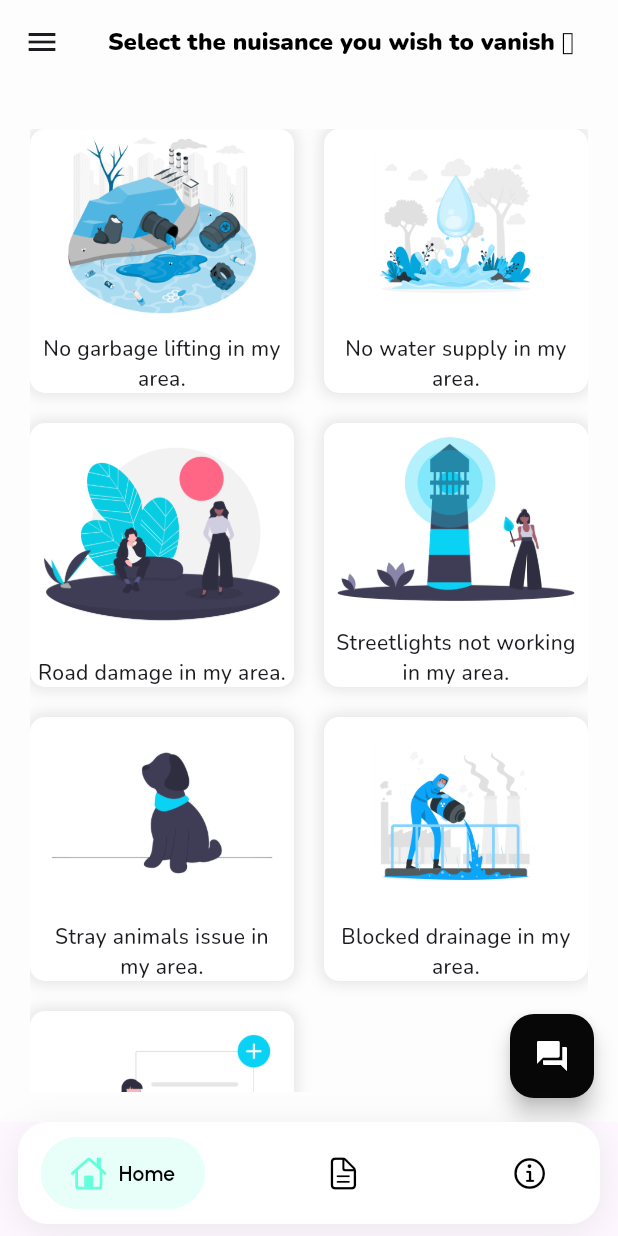
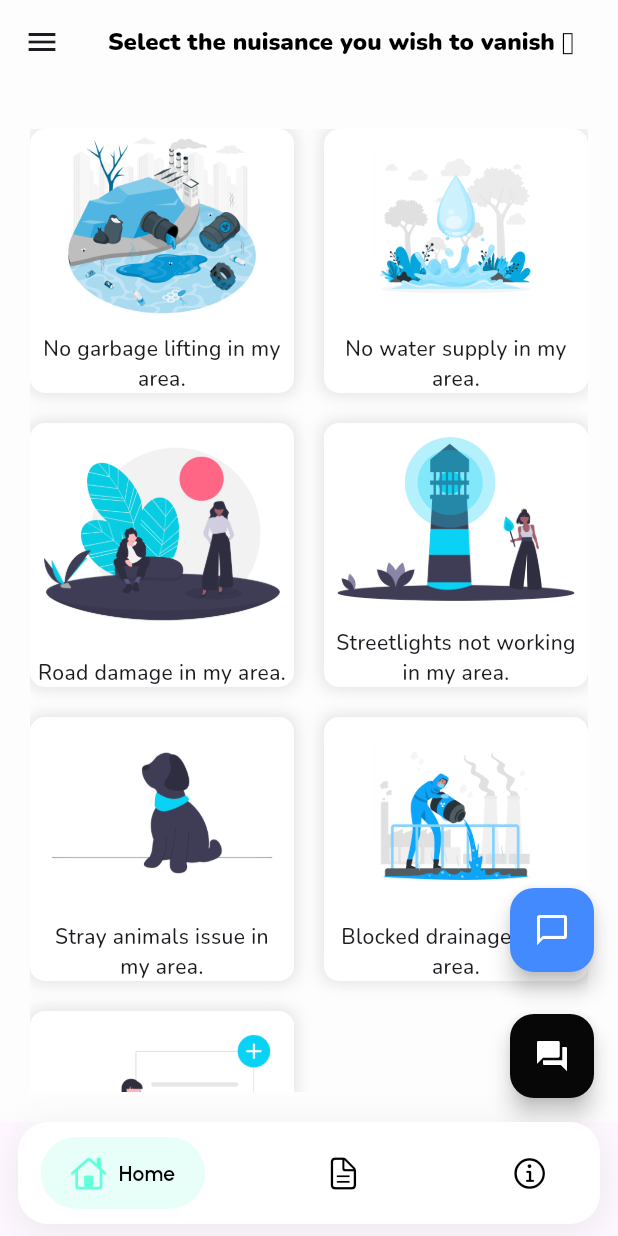
Before and after one commit to thisisselva18/NagarVikasTres, a Flutter app: the screen it shows once a user with an empty profile is signed in, after a tap on "Blocked drainage in my area.", on a phone screen of 412 x 824 dp. Run offline on Flutter 3.47's test engine with Material 3 defaults, Android fonts, the phone set to English and light mode, and no system bars; drawn by our look-alikes of google_nav_bar; our stand-ins replace animate_do, animated_text_kit, connectivity_plus, dio, firebase_auth, firebase_core and 18 more; missing offline and left inert: onesignal_flutter; accounts and stored records are empty; project files that could hold a hidden picture were left out.

Commit message:
Sidebar done

```diff
--- a/lib/screen/issue_selection.dart
+++ b/lib/screen/issue_selection.dart
@@ -8,6 +8,7 @@ import 'package:nagarvikas/screen/login_page.dart';
 import 'package:flutter/material.dart';
 import 'package:firebase_database/firebase_database.dart';
 import 'package:firebase_auth/firebase_auth.dart';
+import '../widgets/chatbot_wrapper.dart';
 import 'garbage.dart';
 import 'package:url_launcher/url_launcher.dart';
 import 'package:firebase_messaging/firebase_messaging.dart';
@@ -247,7 +248,8 @@ class IssueSelectionPageState extends State<IssueSelectionPage> {
   // Building the main issue selection grid with animated cards
   @override
   Widget build(BuildContext context) {
-    return Scaffold(
+    return ChatbotWrapper(
+      child: Scaffold(
         backgroundColor: const Color.fromARGB(255, 253, 253, 253),
         drawer: AppDrawer(
           language: _language,
@@ -327,6 +329,7 @@ class IssueSelectionPageState extends State<IssueSelectionPage> {
             );
           },
           child: const Icon(Icons.forum, color: Colors.white),
+        ),
       ),
     );
   }
@@ -426,12 +429,13 @@ class AppDrawer extends StatefulWidget {
         required this.language,
         required this.onLanguageChanged,
         required this.t});
+//sidebar enhanced
+  @override
+  _AppDrawerState createState() => _AppDrawerState();
+}
+// work done
 
-  @override
-  AppDrawerState createState() => AppDrawerState();
-}
-
-class AppDrawerState extends State<AppDrawer> {
+class _AppDrawerState extends State<AppDrawer> {
   String _appVersion = "Loading...";
 
   @override
@@ -451,28 +455,70 @@ class AppDrawerState extends State<AppDrawer> {
   @override
   Widget build(BuildContext context) {
     return Drawer(
+      shape: RoundedRectangleBorder(
+        borderRadius: BorderRadius.horizontal(right: Radius.circular(24)),
+      ),
+      child: Container(
+        color: Colors.white,
         child: Column(
           children: [
             Expanded(
               child: ListView(children: [
-              // App title
-              const DrawerHeader(
-                decoration:
-                    BoxDecoration(color: Color.fromARGB(255, 4, 204, 240)),
-                child: Text("NagarVikas",
-                    style: TextStyle(fontSize: 24, color: Colors.black)),
+                // App title with icon and "Made with ❤️ by Prateek Chourasia"
+                DrawerHeader(
+                  decoration: BoxDecoration(
+                    color: Colors.white,
+                    border: Border(
+                      bottom: BorderSide(
+                        color: Color(0xFFE0F7FA),
+                        width: 2,
+                      ),
+                    ),
+                  ),
+                  child: Column(
+                    crossAxisAlignment: CrossAxisAlignment.start,
+                    mainAxisAlignment: MainAxisAlignment.center,
+                    children: [
+                      Row(
+                        children: [
+                          Image.asset(
+                            'assets/app_icon.png',
+                            width: 38,
+                            height: 38,
+                          ),
+                          SizedBox(width: 12),
+                          Text(
+                            "NagarVikas",
+                            style: TextStyle(
+                              fontSize: 26,
+                              color: Colors.black,
+                              fontWeight: FontWeight.bold,
+                              letterSpacing: 1.2,
+                            ),
+                          ),
+                        ],
+                      ),
+                      SizedBox(height: 10),
+                      Text(
+                        'Made with ❤️ by Prateek Chourasia',
+                        style: TextStyle(
+                          fontSize: 13,
+                          color: Colors.black54,
+                          fontWeight: FontWeight.w500,
+                        ),
+                      ),
+                    ],
+                  ),
                 ),
                 // Language Switcher
                 Padding(
-                padding:
-                    const EdgeInsets.symmetric(horizontal: 16.0, vertical: 8),
+                  padding: const EdgeInsets.symmetric(horizontal: 16.0, vertical: 8),
                   child: Row(
                     crossAxisAlignment: CrossAxisAlignment.center,
                     children: [
-                    const Icon(Icons.language, color: Colors.black),
+                      const Icon(Icons.language, color: Colors.black87),
                       SizedBox(width: 8),
-                    Text("Language:",
-                        style: TextStyle(fontSize: 15, color: Colors.black)),
+                      Text("Language:", style: TextStyle(fontSize: 15, color: Colors.black87)),
                       SizedBox(width: 8),
                       Expanded(
                         child: SingleChildScrollView(
@@ -480,27 +526,29 @@ class AppDrawerState extends State<AppDrawer> {
                           child: Row(
                             children: [
                               ChoiceChip(
-                              label: Text('English',
-                                  style: TextStyle(fontSize: 13)),
+                                label: Text('English', style: TextStyle(fontSize: 13)),
                                 selected: widget.language == 'en',
                                 onSelected: (selected) {
                                   if (selected) widget.onLanguageChanged('en');
                                 },
-                              padding: EdgeInsets.symmetric(
-                                  horizontal: 8, vertical: 2),
+                                padding: EdgeInsets.symmetric(horizontal: 8, vertical: 2),
                                 visualDensity: VisualDensity.compact,
+                                selectedColor: Color(0xFFE0F7FA),
+                                backgroundColor: Color(0xFFF5F5F5),
+                                labelStyle: TextStyle(color: widget.language == 'en' ? Colors.teal : Colors.black87),
                               ),
                               SizedBox(width: 6),
                               ChoiceChip(
-                              label: Text('हिन्दी',
-                                  style: TextStyle(fontSize: 13)),
+                                label: Text('हिन्दी', style: TextStyle(fontSize: 13)),
                                 selected: widget.language == 'hi',
                                 onSelected: (selected) {
                                   if (selected) widget.onLanguageChanged('hi');
                                 },
-                              padding: EdgeInsets.symmetric(
-                                  horizontal: 8, vertical: 2),
+                                padding: EdgeInsets.symmetric(horizontal: 8, vertical: 2),
                                 visualDensity: VisualDensity.compact,
+                                selectedColor: Color(0xFFE0F7FA),
+                                backgroundColor: Color(0xFFF5F5F5),
+                                labelStyle: TextStyle(color: widget.language == 'hi' ? Colors.teal : Colors.black87),
                               ),
                             ],
                           ),
@@ -510,35 +558,25 @@ class AppDrawerState extends State<AppDrawer> {
                   ),
                 ),
                 // Drawer Items (localized)
+                ...[
                   buildDrawerItem(
                       context, Icons.person, widget.t('profile'), ProfilePage()),
-              buildDrawerItem(context, Icons.history, widget.t('Spell Records'),
-                  MyComplaintsScreen()),
-              buildDrawerItem(context, Icons.favorite,
-                  widget.t('user_feedback'), FeedbackPage()),
-              buildDrawerItem(context, Icons.card_giftcard,
-                  widget.t('refer_earn'), ReferAndEarnPage()),
-              buildDrawerItem(context, Icons.report_problem,
-                  widget.t('facing_issues'), FacingIssuesPage()),
-              buildDrawerItem(
-                  context, Icons.info, widget.t('about'), AboutAppPage()),
-              buildDrawerItem(context, Icons.headset_mic, widget.t('contact'),
-                  ContactUsPage()),
+                  buildDrawerItem(context, Icons.history, widget.t('Spell Records'), MyComplaintsScreen()),
+                  buildDrawerItem(context, Icons.favorite, widget.t('user_feedback'), FeedbackPage()),
+                  buildDrawerItem(context, Icons.card_giftcard, widget.t('refer_earn'), ReferAndEarnPage()),
+                  buildDrawerItem(context, Icons.report_problem, widget.t('facing_issues'), FacingIssuesPage()),
+                  buildDrawerItem(context, Icons.info, widget.t('about'), AboutAppPage()),
+                  buildDrawerItem(context, Icons.headset_mic, widget.t('contact'), ContactUsPage()),
                   buildDrawerItem(
                     context,
                     Icons.share,
                     widget.t('share_app'),
                     null,
                     onTap: () {
-                  // Share.share(
-                  //   'Check out this app: https://github.com/Prateek9876/nagarvikas',
-                  //   subject: 'NagarVikas App',
-                  // ); // Deprecated
-                  SharePlus.instance.share(ShareParams(
-                    text:
-                        'Check out this app: https://github.com/Prateek9876/nagarvikas',
+                      Share.share(
+                        'Check out this app: https://github.com/Prateek9876/NagarVikas',
                         subject: 'NagarVikas App',
-                  ));
+                      );
                     },
                   ),
                   buildDrawerItem(
@@ -571,12 +609,10 @@ class AppDrawerState extends State<AppDrawer> {
                               onPressed: () async {
                                 final FirebaseAuth auth = FirebaseAuth.instance;
                                 await auth.signOut();
-                            if (context.mounted) {
                                 Navigator.pushReplacement(
                                     context,
                                     MaterialPageRoute(
                                         builder: (context) => const LoginPage()));
-                            }
                               },
                               child: Text(widget.t('yes')),
                             ),
@@ -585,41 +621,40 @@ class AppDrawerState extends State<AppDrawer> {
                       );
                     },
                   ),
-              const Divider(),
+                ].map((item) => Container(
+                  margin: EdgeInsets.symmetric(horizontal: 8, vertical: 0),
+                  decoration: BoxDecoration(
+                    color: Colors.white,
+                  ),
+                  child: item,
+                )).toList(),
+                const Divider(color: Color(0xFFE0F7FA), thickness: 1),
                 Padding(
                   padding: EdgeInsets.symmetric(horizontal: 14.0, vertical: 15),
                   child: Text(
                     widget.t('follow_us'),
-                  style: TextStyle(fontSize: 16, fontWeight: FontWeight.bold),
+                    style: TextStyle(fontSize: 16, fontWeight: FontWeight.bold, color: Colors.black87),
                   ),
                 ),
                 Row(
                   mainAxisAlignment: MainAxisAlignment.center,
                   children: [
-                  _socialMediaIcon(FontAwesomeIcons.facebook,
-                      "https://facebook.com", Color(0xFF1877F2)),
-                  _socialMediaIcon(FontAwesomeIcons.instagram,
-                      "https://instagram.com", Color(0xFFC13584)),
-                  _socialMediaIcon(FontAwesomeIcons.youtube,
-                      "https://youtube.com", Color(0xFFFF0000)),
-                  _socialMediaIcon(FontAwesomeIcons.twitter,
-                      "https://twitter.com", Color(0xFF1DA1F2)),
-                  _socialMediaIcon(
-                      FontAwesomeIcons.linkedin,
-                      "https://linkedin.com/in/prateek-chourasia-in",
-                      Color(0xFF0A66C2)),
+                    _socialMediaIcon(FontAwesomeIcons.facebook, "https://facebook.com", Color(0xFF1877F2)),
+                    _socialMediaIcon(FontAwesomeIcons.instagram, "https://instagram.com", Color(0xFFC13584)),
+                    _socialMediaIcon(FontAwesomeIcons.youtube, "https://youtube.com", Color(0xFFFF0000)),
+                    _socialMediaIcon(FontAwesomeIcons.twitter, "https://twitter.com", Color(0xFF1DA1F2)),
+                    _socialMediaIcon(FontAwesomeIcons.linkedin, "https://linkedin.com/in/prateek-chourasia-in", Color(0xFF0A66C2)),
                   ],
                 ),
-              Divider(), // Divider before the footer
+                Divider(color: Color(0xFFE0F7FA), thickness: 1),
                 Padding(
                   padding: const EdgeInsets.symmetric(vertical: 10.0),
                   child: Column(
                     children: [
                       Text(
-                      "© 2025 NextGen Soft Labs and Prateek.\nAll Rights Reserved.",
+                        " 2025 NextGen Soft Labs and Prateek.\nAll Rights Reserved.",
                         textAlign: TextAlign.center,
-                      style:
-                          TextStyle(fontSize: 12, fontWeight: FontWeight.bold),
+                        style: TextStyle(fontSize: 12, fontWeight: FontWeight.bold, color: Colors.black54),
                       ),
                       Text(
                         "${widget.t('version')} $_appVersion",
@@ -631,6 +666,7 @@ class AppDrawerState extends State<AppDrawer> {
               ]),
             ),
           ],
+        ),
       ),
     );
   }
--- a/pubspec.yaml
+++ b/pubspec.yaml
@@ -53,7 +53,7 @@ dependencies:
   googleapis_auth: ^1.6.0
   firebase_database: ^11.3.3
   dio: ^5.8.0+1
-  intl: 0.19.0
+  intl: ^0.20.2
   firebase_messaging: ^15.2.4
   onesignal_flutter: ^5.3.0
   overlay_support: ^2.1.0
```
Also changed, not shown: lib/components/shared_issue_form.dart (+10 -0 lines), lib/screen/login_page.dart (+32 -0 lines), pubspec.lock, 1 other file. Lines whose indentation alone changed are shown as unchanged.
